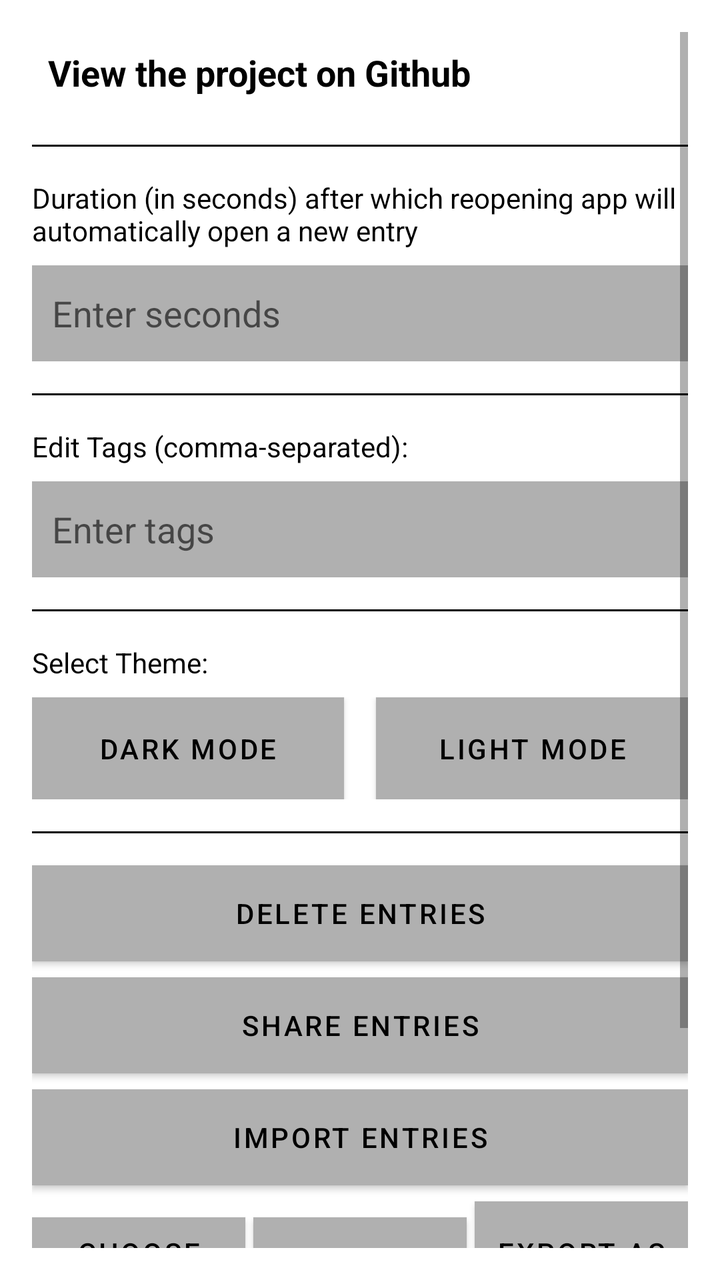
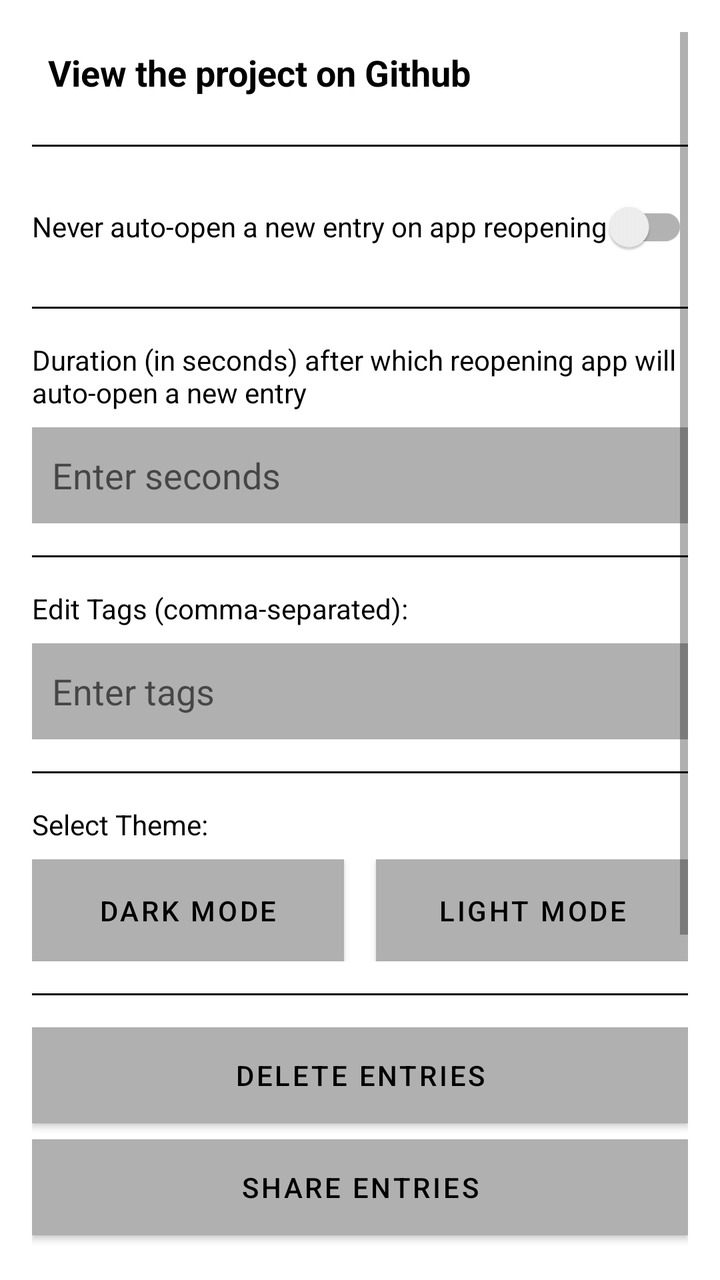

Before-and-after screenshots of an Android layout around one commit, followed by the original layout XML and the change that was made.
<!-- AndroidManifest.xml: application theme Theme.Journal -->
<!-- res/layout/activity_settings.xml -->
<?xml version="1.0" encoding="utf-8"?>
<ScrollView xmlns:android="http://schemas.android.com/apk/res/android"
    android:layout_width="match_parent"
    android:layout_height="match_parent"
    android:padding="16dp"
    android:background="?attr/backgroundColor">

    <LinearLayout
        android:layout_width="match_parent"
        android:layout_height="wrap_content"
        android:importantForAutofill="no"
        android:orientation="vertical">

        
        <TextView
            android:id="@+id/githubLinkTextView"
            android:layout_width="wrap_content"
            android:layout_height="wrap_content"
            android:textColor="?attr/colorOnPrimary"
            android:textStyle="bold"
            android:textSize="18sp"
            android:layout_marginBottom="16dp"
            android:padding="8dp"
            android:text="@string/view_the_project_on_github" />

        <View
            android:layout_width="match_parent"
            android:layout_height="1dp"
            android:background="?attr/colorOnPrimary"
            android:layout_marginBottom="16dp" />

        
        <TextView
            android:id="@+id/timerTextView"
            android:layout_width="wrap_content"
            android:layout_height="wrap_content"
            android:text="@string/inactivity_duration_in_seconds"
            android:textColor="?attr/colorOnPrimary"
            android:layout_marginBottom="8dp" />

        <EditText
            android:id="@+id/timerEditText"
            android:layout_width="match_parent"
            android:layout_height="wrap_content"
            android:layout_marginBottom="16dp"
            android:background="@color/colorPrimary"
            android:hint="@string/enter_seconds"
            android:importantForAutofill="no"
            android:inputType="number"
            android:imeOptions="actionDone"
            android:minHeight="48dp"
            android:padding="10dp"
            android:textColor="@color/textColor"
            android:theme="@style/EditTextWithCustomHandles" />

        <View
            android:layout_width="match_parent"
            android:layout_height="1dp"
            android:background="?attr/colorOnPrimary"
            android:layout_marginBottom="16dp" />

        
        <TextView
            android:id="@+id/tagsTextView"
            android:layout_width="wrap_content"
            android:layout_height="wrap_content"
            android:importantForAutofill="no"
            android:text="@string/edit_tags_comma_separated"
            android:textColor="@color/textColor"
            android:layout_marginBottom="8dp" />

        <EditText
            android:id="@+id/tagsEditText"
            android:layout_width="match_parent"
            android:layout_height="wrap_content"
            android:layout_marginBottom="16dp"
            android:background="@color/colorPrimary"
            android:hint="@string/enter_tags"
            android:imeOptions="actionDone"
            android:importantForAutofill="no"
            android:inputType="text"
            android:minHeight="48dp"
            android:padding="10dp"
            android:textColor="@color/textColor"
            android:theme="@style/EditTextWithCustomHandles" />



        <View
            android:layout_width="match_parent"
            android:layout_height="1dp"
            android:background="?attr/colorOnPrimary"
            android:layout_marginBottom="16dp" />

        
        <TextView
            android:id="@+id/themeSwitchLabel"
            android:layout_width="wrap_content"
            android:layout_height="wrap_content"
            android:text="@string/select_theme"
            android:textColor="?attr/colorOnPrimary"
            android:layout_marginBottom="8dp" />

        <LinearLayout
            style="?android:attr/buttonBarStyle"
            android:layout_width="match_parent"
            android:layout_height="wrap_content"
            android:orientation="horizontal"
            android:gravity="center">

            <Button
                android:id="@+id/darkModeButton"
                android:layout_width="0dp"
                android:layout_height="wrap_content"
                android:layout_weight="1"
                android:text="@string/dark_mode"
                android:background="@color/buttonColor"
                android:textColor="@color/buttonTextColor"
                android:padding="10dp"
                android:layout_marginEnd="8dp" />

            <Button
                android:id="@+id/lightModeButton"
                android:layout_width="0dp"
                android:layout_height="wrap_content"
                android:layout_weight="1"
                android:text="@string/light_mode"
                android:background="@color/buttonColor"
                android:textColor="@color/buttonTextColor"
                android:padding="10dp"
                android:layout_marginStart="8dp" />
        </LinearLayout>

        <View
            android:layout_width="match_parent"
            android:layout_height="1dp"
            android:background="?attr/colorOnPrimary"
            android:layout_marginTop="16dp"
            android:layout_marginBottom="16dp" />

        
        <Button
            android:id="@+id/deleteJsonButton"
            android:layout_width="match_parent"
            android:layout_height="wrap_content"
            android:text="@string/delete_entries"
            android:background="#FF0000"
            android:textColor="@color/buttonTextColor"
            android:layout_marginBottom="8dp" />

        <Button
            android:id="@+id/shareJsonButton"
            android:layout_width="match_parent"
            android:layout_height="wrap_content"
            android:text="@string/share_entries"
            android:background="@color/buttonColor"
            android:textColor="@color/buttonTextColor"
            android:layout_marginBottom="8dp" />

        <Button
            android:id="@+id/importJsonButton"
            android:layout_width="match_parent"
            android:layout_height="wrap_content"
            android:text="@string/import_entries"
            android:background="@color/buttonColor"
            android:textColor="@color/buttonTextColor"
            android:layout_marginBottom="8dp" />

        <LinearLayout
            android:layout_width="match_parent"
            android:layout_height="wrap_content"
            android:orientation="horizontal"
            android:gravity="center">

            <Button
                android:id="@+id/chooseDirButton"
                android:layout_width="0dp"
                android:layout_height="wrap_content"
                android:layout_weight="1"
                android:text="@string/choose_save_directory"
                android:background="@color/buttonColor"
                android:textColor="@color/buttonTextColor"
                android:padding="2dp"
                android:layout_marginEnd="0dp" />



            <Button
                android:id="@+id/exportJsonButton"
                android:layout_width="0dp"
                android:layout_height="wrap_content"
                android:layout_weight="1"
                android:text="@string/export_json"
                android:background="@color/buttonColor"
                android:textColor="@color/buttonTextColor"
                android:padding="10dp"
                android:layout_marginStart="4dp" />

            <Button
                android:id="@+id/exportMdButton"
                android:layout_width="0dp"
                android:layout_height="wrap_content"
                android:layout_weight="1"
                android:text="@string/export_md"
                android:background="@color/buttonColor"
                android:textColor="@color/buttonTextColor"
                android:padding="10dp"
                android:layout_marginStart="4dp" />
        </LinearLayout>



        <View
            android:layout_width="match_parent"
            android:layout_height="1dp"
            android:background="?attr/colorOnPrimary"
            android:layout_marginTop="16dp"
            android:layout_marginBottom="16dp" />

        
        <Button
            android:id="@+id/viewJsonButton"
            android:layout_width="match_parent"
            android:layout_height="wrap_content"
            android:text="@string/view_or_edit_entries_json_directly"
            android:background="@color/buttonColor"
            android:textColor="@color/buttonTextColor"
            android:layout_marginBottom="16dp" />
    </LinearLayout>
</ScrollView>
<!-- resources referenced by this layout -->
<resources>
  <color name="buttonColor">#FFFFFF</color>
  <color name="buttonTextColor">#000000</color>
  <color name="colorPrimary">#B0B0B0</color>
  <color name="textColor">#000000</color>
  <string name="choose_save_directory">Choose Export Directory</string>
  <string name="dark_mode">Dark Mode</string>
  <string name="delete_entries">Delete Entries</string>
  <string name="edit_tags_comma_separated">Edit Tags (comma-separated):</string>
  <string name="enter_seconds">Enter seconds</string>
  <string name="enter_tags">Enter tags</string>
  <string name="export_json">Export as JSON</string>
  <string name="export_md">Export as Markdown</string>
  <string name="import_entries">Import Entries</string>
  <string name="inactivity_duration_in_seconds">Duration (in seconds) after which reopening app will automatically open a new entry</string>
  <string name="light_mode">Light Mode</string>
  <string name="select_theme">Select Theme:</string>
  <string name="share_entries">Share Entries</string>
  <string name="view_or_edit_entries_json_directly">View or Edit Entries JSON directly</string>
  <string name="view_the_project_on_github">View the project on Github</string>
  <style name="EditTextWithCustomHandles" parent="Widget.AppCompat.EditText">
          <item name="colorControlActivated">@color/handleColor</item> 
      </style>
  <style name="Theme.Journal" parent="Theme.MaterialComponents.DayNight.NoActionBar">
          
          <item name="colorPrimary">@color/colorPrimary</item>
          <item name="colorPrimaryVariant">@color/colorPrimaryDark</item>
          <item name="colorOnPrimary">@color/textColor</item>
          
          <item name="colorSecondary">@color/colorAccent</item>
          <item name="colorSecondaryVariant">@color/colorAccent</item>
          <item name="colorOnSecondary">@color/textColor</item>
          
          <item name="android:statusBarColor">@color/colorPrimaryDark</item>
          
          <item name="backgroundColor">@color/backgroundColor</item>
          
          <item name="android:windowBackground">@color/backgroundColor</item>
          <item name="android:textColor">@color/textColor</item>
          <item name="android:buttonStyle">@style/CustomButton</item>
          <item name="android:editTextBackground">@android:color/transparent</item>
      </style>
  <color name="handleColor">#505050</color>
  <color name="colorPrimaryDark">#BBBBBB</color>
  <color name="colorAccent">#444444</color>
  <color name="backgroundColor">#FFFFFF</color>
  <style name="CustomButton" parent="Widget.AppCompat.Button">
          <item name="android:background">@color/buttonColor</item>
          <item name="android:textColor">@color/buttonTextColor</item>
          <item name="android:padding">4dp</item>
          <item name="android:elevation">0dp</item>
      </style>
</resources>

<!-- the commit's change to res/layout/activity_settings.xml (unified diff, before → after) -->
@@ -22,6 +22,20 @@
             android:layout_marginBottom="16dp"
             android:padding="8dp"
             android:text="@string/view_the_project_on_github" />
+
+        <View
+            android:layout_width="match_parent"
+            android:layout_height="1dp"
+            android:background="?attr/colorOnPrimary"
+            android:layout_marginBottom="16dp" />
+
+        <androidx.appcompat.widget.SwitchCompat
+            android:id="@+id/neverOpenSwitch"
+            android:layout_width="match_parent"
+            android:layout_height="wrap_content"
+            android:text="@string/never_auto_open_a_new_entry_on_app_reopening"
+            android:textColor="?attr/colorOnPrimary"
+            android:layout_marginBottom="16dp" />
 
         <View
             android:layout_width="match_parent"
<!-- resource entries referenced after the edit -->
@@ -13,8 +13,9 @@
   <string name="export_json">Export as JSON</string>
   <string name="export_md">Export as Markdown</string>
   <string name="import_entries">Import Entries</string>
-  <string name="inactivity_duration_in_seconds">Duration (in seconds) after which reopening app will automatically open a new entry</string>
+  <string name="inactivity_duration_in_seconds">Duration (in seconds) after which reopening app will auto-open a new entry</string>
   <string name="light_mode">Light Mode</string>
+  <string name="never_auto_open_a_new_entry_on_app_reopening">Never auto-open a new entry on app reopening</string>
   <string name="select_theme">Select Theme:</string>
   <string name="share_entries">Share Entries</string>
   <string name="view_or_edit_entries_json_directly">View or Edit Entries JSON directly</string>
